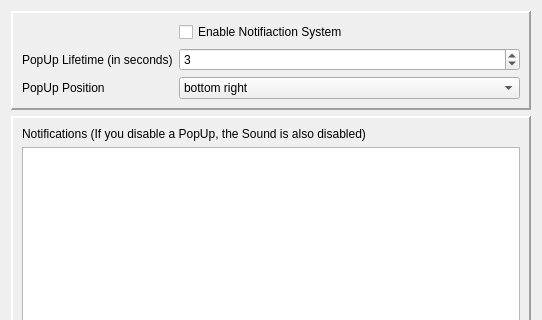
This is src/_res/notification_system/ns_settings.ui in FAForever/client as Qt 5 draws it before an edit; both pictures show x 0 to 542 and y 0 to 320 of the 542 by 682 pixel window. The edited form follows.
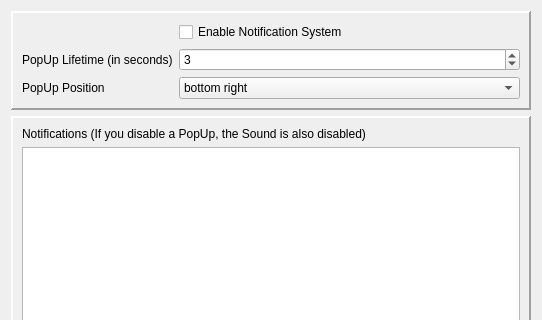
This is the edited form.

Patch:
```diff
--- a/src/_res/notification_system/ns_settings.ui
+++ b/src/_res/notification_system/ns_settings.ui
@@ -62,7 +62,7 @@
       <item row="0" column="1">
        <widget class="QCheckBox" name="nsEnabled">
         <property name="text">
-         <string>Enable Notifiaction System</string>
+         <string>Enable Notification System</string>
         </property>
        </widget>
       </item>
```
